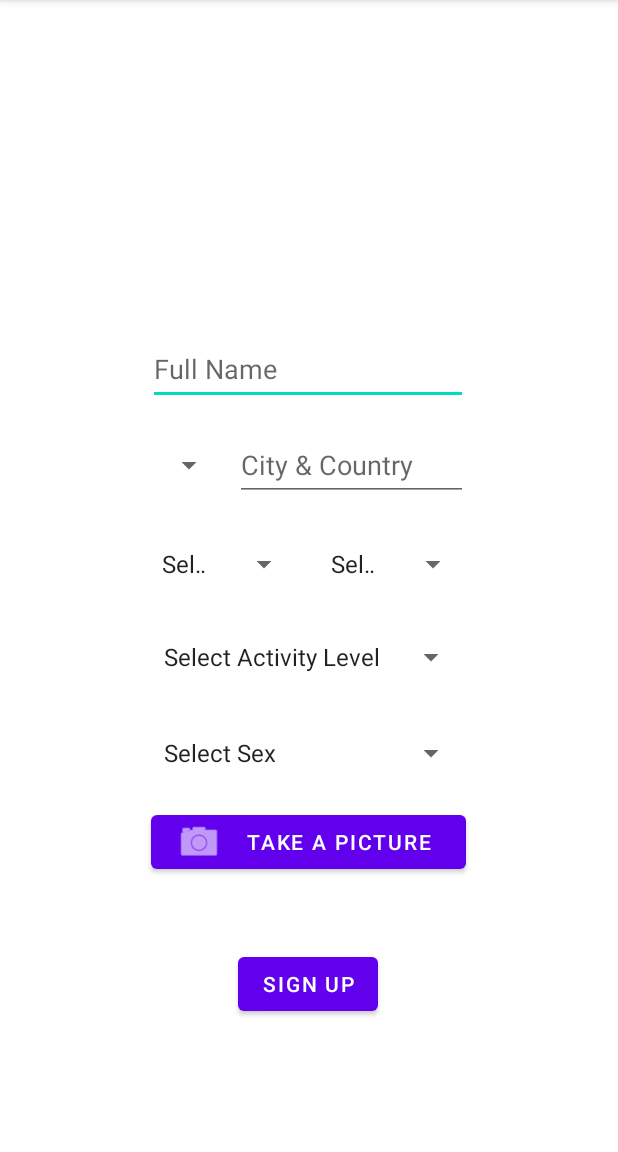
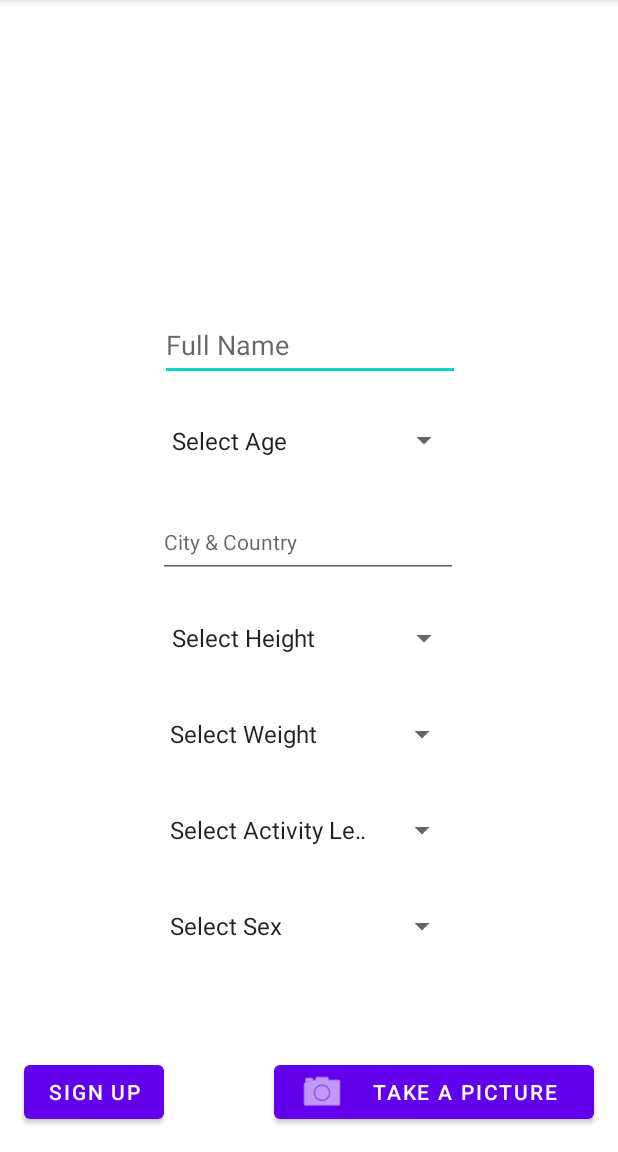
Before and after one commit to SamTheTrashMan/cs4530-project1, an Android app: the screen it shows after launch (MainActivity), on a phone screen of 412 x 824 dp, the part 84-1236 px from its top. Run offline under Robolectric (Android 15) with nearby library versions, the phone set to English and light mode, and no system bars.

Commit message:
Make all values optional except name

```diff
--- a/app/src/main/java/com/example/project1/MainActivity.kt
+++ b/app/src/main/java/com/example/project1/MainActivity.kt
@@ -3,28 +3,29 @@ package com.example.project1
 import android.content.ActivityNotFoundException
 import android.content.Intent
 import android.graphics.Bitmap
-import androidx.appcompat.app.AppCompatActivity
 import android.os.Bundle
 import android.os.Environment
 import android.provider.MediaStore
 import android.view.View
 import android.widget.*
 import androidx.activity.result.contract.ActivityResultContracts
+import androidx.appcompat.app.AppCompatActivity
 import java.io.File
 import java.io.FileOutputStream
 import java.text.SimpleDateFormat
 import java.util.*
+import kotlin.collections.ArrayList
 
 class MainActivity : AppCompatActivity(), View.OnClickListener {
     private var fullName: String? = null
-    private var cityCountry: String? = null
-    private var weight: Int? = null
-    private var height: Int? = null
-    private var age: Int?= null
-    private var activityLevel: String? = null
-    private var sex: String? = null
+    private var cityCountry: String? = ""
+    private var weight: String? = ""
+    private var height: String? = ""
+    private var age: String?= ""
+    private var activityLevel: String? = ""
+    private var sex: String? = ""
 
-    private var picturePath: String? = null
+    private var picturePath: String? = ""
     private var picture: Bitmap? = null
 
     private var cameraButton: Button? = null
@@ -55,6 +56,45 @@ class MainActivity : AppCompatActivity(), View.OnClickListener {
         activitySpinner = findViewById(R.id.spinnerActivity)
         sexSpinner = findViewById(R.id.spinnerSex)
 
+        val entries = ArrayList<String>()
+        entries.add("Select Age")
+        for (i in 1..65) {
+            entries.add(i.toString())
+        }
+        val adapter: ArrayAdapter<String> = ArrayAdapter<String>(
+            this,
+            android.R.layout.simple_spinner_item, entries
+        )
+        adapter.setDropDownViewResource(android.R.layout.simple_spinner_dropdown_item)
+        ageEt!!.adapter = adapter
+
+        // Height
+        val heightEntries = ArrayList<String>()
+        heightEntries.add("Select Height")
+        for (i in 1..113) {
+            heightEntries.add(i.toString())
+        }
+        val heightAdapter = ArrayAdapter<String>(
+            this,
+            android.R.layout.simple_spinner_item,
+            heightEntries
+        )
+        heightAdapter.setDropDownViewResource(android.R.layout.simple_spinner_dropdown_item)
+        heightEt!!.adapter = heightAdapter
+
+        // Weight
+        val weightEntries = ArrayList<String>()
+        weightEntries.add("Select Weight")
+        for (i in 1..500) {
+            weightEntries.add(i.toString())
+        }
+        val weightAdapter = ArrayAdapter<String>(
+            this,
+            android.R.layout.simple_spinner_item,
+            weightEntries
+        )
+        weightAdapter.setDropDownViewResource(android.R.layout.simple_spinner_dropdown_item)
+        weightEt!!.adapter = weightAdapter
 
         menuActivityIntent = Intent(this, MenuActivity::class.java)
 
@@ -76,9 +116,9 @@ class MainActivity : AppCompatActivity(), View.OnClickListener {
                 cityCountry = cityCountryEt!!.text.toString()
                 activityLevel = activitySpinner!!.selectedItem.toString()
                 sex = sexSpinner!!.selectedItem.toString()
-                weight = weightEt!!.selectedItem.toString().toIntOrNull()
-                height = heightEt!!.selectedItem.toString().toIntOrNull()
-                age = ageEt!!.selectedItem.toString().toIntOrNull()
+                weight = weightEt!!.selectedItem.toString()
+                height = heightEt!!.selectedItem.toString()
+                age = ageEt!!.selectedItem.toString()
                 if (fullName.isNullOrBlank())  {
                     Toast.makeText(this@MainActivity, "Please fill fill in the name field", Toast.LENGTH_SHORT).show()
                 } else {
@@ -89,9 +129,9 @@ class MainActivity : AppCompatActivity(), View.OnClickListener {
                     bundle.putString("activityLevel", activityLevel)
                     bundle.putString("sex", sex)
                     bundle.putString("picturePath", picturePath)
-                    bundle.putInt("weight", weight!!)
-                    bundle.putInt("height", height!!)
-                    bundle.putInt("age", age!!)
+                    bundle.putString("weight", weight)
+                    bundle.putString("height", height)
+                    bundle.putString("age", age)
 
                     menuActivityIntent!!.putExtras(bundle)
                     startActivity(menuActivityIntent)
--- a/app/src/main/java/com/example/project1/MenuActivity.kt
+++ b/app/src/main/java/com/example/project1/MenuActivity.kt
@@ -33,14 +33,17 @@ class MenuActivity : AppCompatActivity(), View.OnClickListener {
         sex = intent.getStringExtra("sex")
         activityLevel = intent.getStringExtra("activityLevel")
 
-        age = intent.getIntExtra("age", 0)
-        height = intent.getIntExtra("height", 0)
-        weight = intent.getIntExtra("weight", 0)
+        age = intent.getStringExtra("age")!!.toIntOrNull()
+        height = intent.getStringExtra("height")!!.toIntOrNull()
+        weight = intent.getStringExtra("weight")!!.toIntOrNull()
         cityCountry = intent.getStringExtra("cityCountry")
 
         BMR = findViewById(R.id.textViewBMR)
+        if (age == null || height == null || weight == null || sex == "Select Sex") {
+            BMRVal = 0.0
+        } else {
             BMRVal = calculateBMR()
-        if(activityLevel == "Sedentary")
+            if (activityLevel == "Sedentary")
             {
                 calTarget = BMRVal!! * 1.2
             }
@@ -62,9 +65,11 @@ class MenuActivity : AppCompatActivity(), View.OnClickListener {
             }
             else
             {
-            calTarget = BMRVal
+                calTarget = 0.0
             }
-        BMR!!.setText(BMRVal.toString())
+        }
+
+        BMR!!.text = BMRVal.toString()
         picturePath = intent.getStringExtra("picturePath")
         if (picturePath != null) {
             val thumbnail = BitmapFactory.decodeFile(picturePath)
@@ -77,11 +82,9 @@ class MenuActivity : AppCompatActivity(), View.OnClickListener {
 
     private fun calculateBMR(): Double {
         if(sex == "Male") {
-            var BMR = 66.47 + ( 6.24 * weight!!)+ ( 12.7 * height!!) - ( 6.755 * age!!)
-            return BMR
+            return 66.47 + ( 6.24 * weight!!)+ ( 12.7 * height!!) - ( 6.755 * age!!)
         }
-        var BMR = 655.1 + ( 4.35 * weight!!) + ( 4.7 * height!!) - ( 4.7 * age!!)
-        return BMR
+        return 655.1 + ( 4.35 * weight!!) + ( 4.7 * height!!) - ( 4.7 * age!!)
     }
 
     override fun onClick(view: View) {
--- a/app/src/main/res/layout/activity_main.xml
+++ b/app/src/main/res/layout/activity_main.xml
@@ -8,16 +8,106 @@
 
     <EditText
         android:id="@+id/editTextFullName"
-        android:layout_width="wrap_content"
+        android:layout_width="200dp"
         android:layout_height="48dp"
-        android:layout_marginTop="48dp"
-        android:layout_marginEnd="100dp"
+        android:layout_marginTop="32dp"
         android:autofillHints="name"
         android:ems="10"
         android:hint="@string/full_name"
         android:inputType="textPersonName"
         app:layout_constraintEnd_toEndOf="parent"
+        app:layout_constraintHorizontal_bias="0.502"
+        app:layout_constraintStart_toStartOf="parent"
         app:layout_constraintTop_toBottomOf="@+id/imageViewWelcome" />
+
+    <Spinner
+        android:id="@+id/spinnerActivity"
+        android:layout_width="200dp"
+        android:layout_height="48dp"
+        android:layout_marginTop="16dp"
+        android:entries="@array/activity"
+        app:layout_constraintEnd_toEndOf="parent"
+        app:layout_constraintHorizontal_bias="0.497"
+        app:layout_constraintStart_toStartOf="parent"
+        app:layout_constraintTop_toBottomOf="@+id/spinnerWeight" />
+
+    <Button
+        android:id="@+id/buttonPicture"
+        android:layout_width="213dp"
+        android:layout_height="48dp"
+        android:layout_marginEnd="16dp"
+        android:layout_marginBottom="16dp"
+        android:text="@string/picture"
+        app:icon="@android:drawable/ic_menu_camera"
+        app:layout_constraintBottom_toBottomOf="parent"
+        app:layout_constraintEnd_toEndOf="parent" />
+
+    <Spinner
+        android:id="@+id/spinnerSex"
+        android:layout_width="200dp"
+        android:layout_height="48dp"
+        android:layout_marginTop="16dp"
+        android:entries="@array/sex"
+        app:layout_constraintEnd_toEndOf="parent"
+        app:layout_constraintHorizontal_bias="0.497"
+        app:layout_constraintStart_toStartOf="parent"
+        app:layout_constraintTop_toBottomOf="@+id/spinnerActivity" />
+
+    <Button
+        android:id="@+id/buttonSignUp"
+        android:layout_width="wrap_content"
+        android:layout_height="wrap_content"
+        android:layout_marginStart="16dp"
+        android:layout_marginBottom="16dp"
+        android:text="@string/sign_up"
+        app:layout_constraintBottom_toBottomOf="parent"
+        app:layout_constraintStart_toStartOf="parent" />
+
+    <Spinner
+        android:id="@+id/spinnerHeight"
+        android:layout_width="200dp"
+        android:layout_height="48dp"
+        android:layout_marginTop="16dp"
+        app:layout_constraintEnd_toEndOf="parent"
+        app:layout_constraintHorizontal_bias="0.502"
+        app:layout_constraintStart_toStartOf="parent"
+        app:layout_constraintTop_toBottomOf="@+id/editTextCityCountry" />
+
+    <Spinner
+        android:id="@+id/spinnerAge"
+        android:layout_width="200dp"
+        android:layout_height="47dp"
+        android:layout_marginTop="16dp"
+        android:textSize="16sp"
+        app:layout_constraintEnd_toEndOf="parent"
+        app:layout_constraintHorizontal_bias="0.502"
+        app:layout_constraintStart_toStartOf="parent"
+        app:layout_constraintTop_toBottomOf="@+id/editTextFullName" />
+
+    <EditText
+        android:id="@+id/editTextCityCountry"
+        android:layout_width="200dp"
+        android:layout_height="48dp"
+        android:layout_marginTop="20dp"
+        android:autofillHints="city"
+        android:ems="10"
+        android:hint="@string/city_country"
+        android:inputType="textPersonName"
+        android:textSize="14sp"
+        app:layout_constraintEnd_toEndOf="parent"
+        app:layout_constraintHorizontal_bias="0.497"
+        app:layout_constraintStart_toStartOf="parent"
+        app:layout_constraintTop_toBottomOf="@+id/spinnerAge" />
+
+    <Spinner
+        android:id="@+id/spinnerWeight"
+        android:layout_width="200dp"
+        android:layout_height="48dp"
+        android:layout_marginTop="16dp"
+        app:layout_constraintEnd_toEndOf="parent"
+        app:layout_constraintHorizontal_bias="0.497"
+        app:layout_constraintStart_toStartOf="parent"
+        app:layout_constraintTop_toBottomOf="@+id/spinnerHeight" />
 
     <ImageView
         android:id="@+id/imageViewWelcome"
@@ -33,97 +123,5 @@
         app:layout_constraintTop_toTopOf="parent"
         tools:srcCompat="@tools:sample/backgrounds/scenic" />
 
-    <EditText
-        android:id="@+id/editTextCityCountry"
-        android:layout_width="155dp"
-        android:layout_height="48dp"
-        android:layout_marginTop="16dp"
-        android:layout_marginEnd="100dp"
-        android:autofillHints="city"
-        android:ems="10"
-        android:hint="@string/city_country"
-        android:inputType="textPersonName"
-        app:layout_constraintEnd_toEndOf="parent"
-        app:layout_constraintTop_toBottomOf="@+id/editTextFullName" />
-
-    <Spinner
-        android:id="@+id/spinnerActivity"
-        android:layout_width="210dp"
-        android:layout_height="48dp"
-        android:layout_marginTop="14dp"
-        android:entries="@array/activity"
-        app:layout_constraintEnd_toEndOf="parent"
-        app:layout_constraintStart_toStartOf="parent"
-        app:layout_constraintTop_toBottomOf="@+id/spinnerWeight" />
-
-
-    <Spinner
-        android:id="@+id/spinnerAge"
-        android:layout_width="50dp"
-        android:layout_height="48dp"
-        android:layout_marginTop="16dp"
-        android:entries="@array/activity"
-        app:layout_constraintEnd_toEndOf="parent"
-        app:layout_constraintHorizontal_bias="0.277"
-        app:layout_constraintStart_toStartOf="parent"
-        app:layout_constraintTop_toBottomOf="@+id/editTextFullName" />
-
-    <Spinner
-        android:id="@+id/spinnerWeight"
-        android:layout_width="100dp"
-        android:layout_height="48dp"
-        android:layout_marginTop="18dp"
-        android:entries="@array/activity"
-        app:layout_constraintEnd_toEndOf="parent"
-        app:layout_constraintHorizontal_bias="0.321"
-        app:layout_constraintStart_toStartOf="parent"
-        app:layout_constraintTop_toBottomOf="@+id/spinnerAge" />
-
-    <Spinner
-        android:id="@+id/spinnerHeight"
-        android:layout_width="100dp"
-        android:layout_height="48dp"
-        android:layout_marginTop="18dp"
-        android:entries="@array/activity"
-        app:layout_constraintEnd_toEndOf="parent"
-        app:layout_constraintHorizontal_bias="0.681"
-        app:layout_constraintStart_toStartOf="parent"
-        app:layout_constraintTop_toBottomOf="@+id/editTextCityCountry" />
-
-    <Button
-        android:id="@+id/buttonPicture"
-        android:layout_width="210dp"
-        android:layout_height="48dp"
-        android:layout_marginTop="11dp"
-        android:text="@string/picture"
-        app:icon="@android:drawable/ic_menu_camera"
-        app:layout_constraintEnd_toEndOf="parent"
-        app:layout_constraintHorizontal_bias="0.497"
-        app:layout_constraintStart_toStartOf="parent"
-        app:layout_constraintTop_toBottomOf="@+id/spinnerSex" />
-
-
-
-    <Button
-        android:id="@+id/buttonSignUp"
-        android:layout_width="wrap_content"
-        android:layout_height="wrap_content"
-        android:layout_marginBottom="88dp"
-        android:text="@string/sign_up"
-        app:layout_constraintBottom_toBottomOf="parent"
-        app:layout_constraintEnd_toEndOf="parent"
-        app:layout_constraintHorizontal_bias="0.498"
-        app:layout_constraintStart_toStartOf="parent" />
-
-    <Spinner
-        android:id="@+id/spinnerSex"
-        android:layout_width="210dp"
-        android:layout_height="48dp"
-        android:layout_marginTop="16dp"
-        app:layout_constraintBottom_toTopOf="@+id/buttonPicture"
-        android:entries="@array/sex"
-        app:layout_constraintEnd_toEndOf="parent"
-        app:layout_constraintStart_toStartOf="parent"
-        app:layout_constraintTop_toBottomOf="@+id/spinnerActivity" />
 
 </androidx.constraintlayout.widget.ConstraintLayout>
```
Lines whose indentation alone changed are shown as unchanged.
